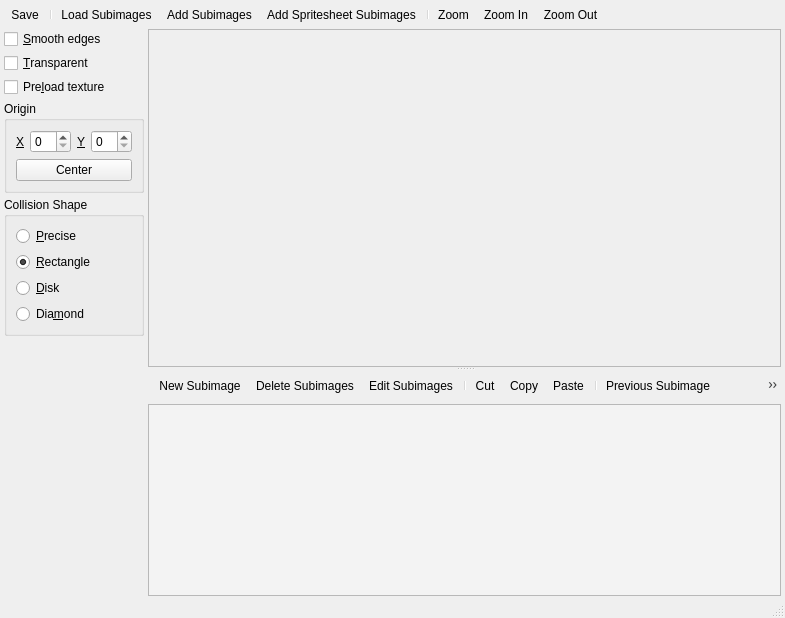
Before: the Qt Designer form Editors/SpriteEditor.ui in enigma-dev/RadialGM, drawn with Qt 5.
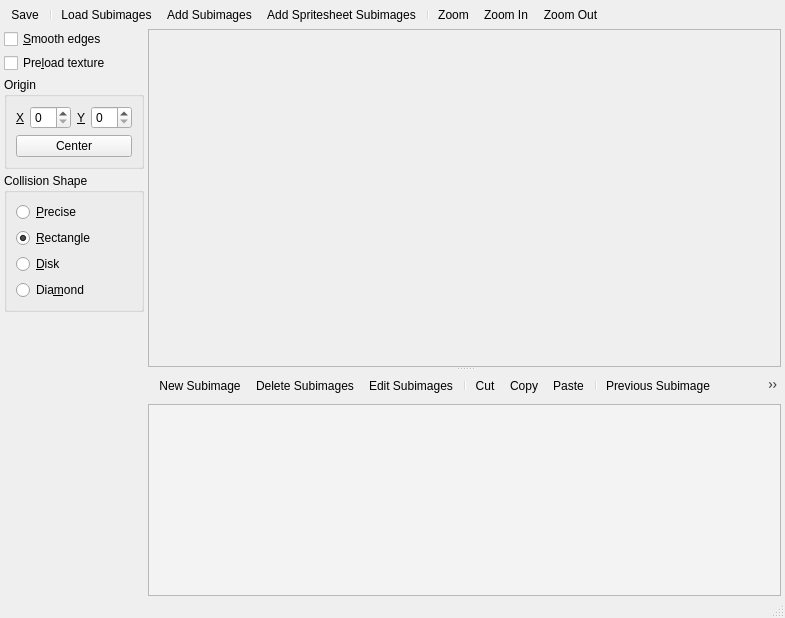
After: the same form once the commit is applied. Icons and pictures are not drawn. Custom widgets are drawn as their Qt base class.

Commit message: we're deprecating the old style transparent option from GM6

What changed in the file:
```diff
--- a/Editors/SpriteEditor.ui
+++ b/Editors/SpriteEditor.ui
@@ -93,13 +93,6 @@
          </property>
         </widget>
        </item>
-       <item>
-        <widget class="QCheckBox" name="transparentCheckBox">
-         <property name="text">
-          <string>&amp;Transparent</string>
-         </property>
-        </widget>
-       </item>
        <item>
         <widget class="QCheckBox" name="preloadCheckBox">
          <property name="text">
```
The commit also changes 3 other files.
